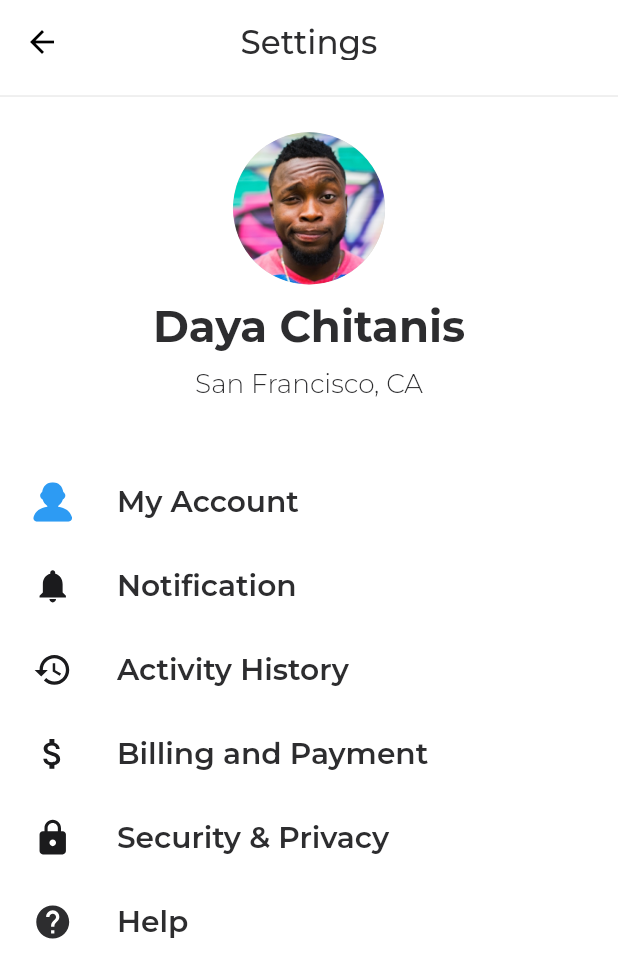
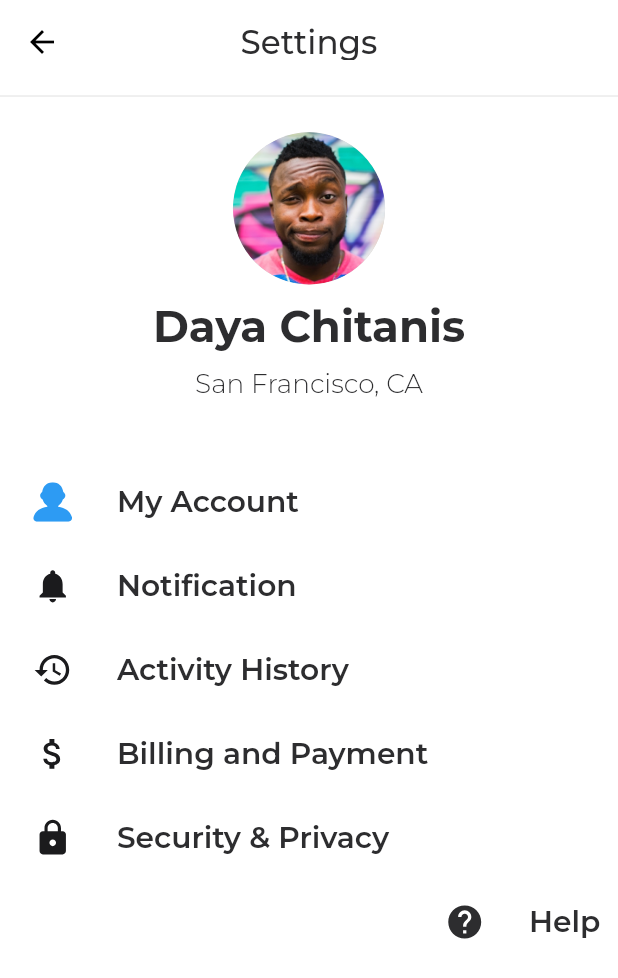
Before and after one commit to jamalshahZeepalm/TokTok-UI-App, a Flutter app: the EditProfileScreen screen opened by its route, on a phone screen of 412 x 824 dp. Shown: the top 978 px of the screen. Run offline on Flutter 3.47's test engine with Material 2 defaults, Android fonts, the light colour scheme and no system bars; our stand-ins replace animate_do, animated_splash_screen, camera, carousel_slider, dots_indicator, flutter_screenutil and 5 more; missing offline and left inert: bottom_sheet.

Commit message:
add some animtaion commit

```diff
--- a/lib/data/const.dart
+++ b/lib/data/const.dart
@@ -1,6 +1,7 @@
 import 'package:flutter/material.dart';
 import 'package:flutter_screenutil/flutter_screenutil.dart';
 import 'package:flutter_svg/svg.dart';
+import 'package:get/get.dart';
 import 'package:toktok/pages/addPostScreen/camera_screen.dart';
 import 'package:toktok/pages/chatScreen/chat_list_screen.dart';
 import 'package:toktok/pages/homeScreen/dashboard_screen.dart';
@@ -8,6 +9,7 @@ import 'package:toktok/pages/profileScreen/editProfile.dart';
 import 'package:toktok/pages/searchScreen/search_screen.dart';
 import 'package:toktok/res/app_colors.dart';
 import 'package:toktok/res/app_icons.dart';
+import 'package:toktok/routes/route_name.dart';
 
 List pagesList = [
   const DashBoardScreen(),
@@ -91,3 +93,41 @@ List<BottomNavigationBarItem> bottomNavigationBarItemsList = [
     ),
   )
 ];
+ List<Map<String, dynamic>> reUsableList = [
+    {
+      'icon': AppIcons.profileIcon,
+      'title': 'My Account',
+      'onPressed': () {
+        Get.toNamed(RouteName.kProfileScreen);
+      }
+    },
+    {
+      'icon': AppIcons.notificationsIcon,
+      'title': 'Notification',
+      'onPressed': () {
+        Get.toNamed(RouteName.kNotificationScreen);
+      }
+    },
+    {
+      'icon': AppIcons.historyIcon,
+      'title': 'Activity History',
+      'onPressed': () {}
+    },
+    {
+      'icon': AppIcons.moneyIcon,
+      'title': 'Billing and Payment',
+      'onPressed': () {
+        Get.toNamed(RouteName.kConfirmationsScreen);
+      }
+    },
+    {
+      'icon': AppIcons.lockIcon,
+      'title': 'Security & Privacy',
+      'onPressed': () {}
+    },
+    {
+      'icon': AppIcons.helpIcon,
+      'title': 'Help',
+      'onPressed': () {}
+    },
+  ];
--- /dev/null
+++ b/lib/pages/profileScreen/Widgets/reusable_listtile.dart
@@ -0,0 +1,39 @@
+
+import 'package:flutter/material.dart';
+import 'package:flutter_screenutil/flutter_screenutil.dart';
+import 'package:flutter_svg/flutter_svg.dart';
+import 'package:toktok/res/app_colors.dart';
+
+class ReUsableListTile extends StatelessWidget {
+  const ReUsableListTile(
+      {super.key,
+      required this.icon,
+      required this.title,
+      required this.onPressed});
+
+  final String icon;
+  final String title;
+  final Function() onPressed;
+
+  @override
+  Widget build(BuildContext context) {
+    final TextTheme appTextStyle = Theme.of(context).textTheme;
+    return ListTile(
+      onTap: onPressed,
+      contentPadding: EdgeInsets.symmetric(horizontal: 20.w),
+      leading: SvgPicture.asset(
+        icon,
+        color: 'My Account' == title ? AppColors.primaryColor : null,
+        width: 24.w,
+        height: 24.w,
+      ),
+      title: Text(
+        title,
+        style: appTextStyle.labelMedium!.copyWith(
+            color: AppColors.lightBlackColor,
+            fontSize: 18.sp,
+            fontWeight: FontWeight.w600),
+      ),
+    );
+  }
+}
--- a/lib/pages/profileScreen/editProfile.dart
+++ b/lib/pages/profileScreen/editProfile.dart
@@ -2,15 +2,72 @@ import 'package:flutter/material.dart';
 import 'package:flutter_screenutil/flutter_screenutil.dart';
 import 'package:flutter_svg/svg.dart';
 import 'package:get/get.dart';
+import 'package:toktok/data/const.dart';
 import 'package:toktok/models/user_model.dart';
+import 'package:toktok/pages/profileScreen/Widgets/reusable_listtile.dart';
 import 'package:toktok/res/app_assetsurl.dart';
 import 'package:toktok/res/app_colors.dart';
 import 'package:toktok/res/app_icons.dart';
 import 'package:toktok/routes/route_name.dart';
 
-class EditProfileScreen extends StatelessWidget {
+class EditProfileScreen extends StatefulWidget {
   const EditProfileScreen({super.key});
 
+  @override
+  State<EditProfileScreen> createState() => _EditProfileScreenState();
+}
+
+class _EditProfileScreenState extends State<EditProfileScreen>
+    with TickerProviderStateMixin {
+  AnimationController? _controller;
+  AnimationController? controller;
+  final GlobalKey<AnimatedListState> _listkey = GlobalKey<AnimatedListState>();
+  @override
+  void initState() {
+    super.initState();
+    WidgetsBinding.instance.addPostFrameCallback((_) {
+      addData();
+    });
+    _controller = AnimationController(
+      vsync: this,
+      duration: const Duration(milliseconds: 800),
+    );
+    controller = AnimationController(
+      vsync: this,
+      duration: const Duration(milliseconds: 800),
+    );
+
+    400.milliseconds.delay().then(
+          (value) => controller?.forward(),
+        );
+  }
+
+  @override
+  void dispose() {
+    super.dispose();
+    controller?.dispose();
+    _controller?.dispose();
+  }
+
+  List<Widget> newList = [];
+
+  void addData() {
+    Future ft = Future(() {});
+    reUsableList.forEach((var reUsableList) {
+      ft = ft.then((value) {
+        return Future.delayed(const Duration(milliseconds: 300), () {
+          newList.add(ReUsableListTile(
+              icon: reUsableList['icon'],
+              title: reUsableList['title'],
+              onPressed: reUsableList['onPressed']));
+          _listkey.currentState!.insertItem(newList.length - 1);
+        });
+      });
+    });
+  }
+
+  Tween<Offset> _offset =
+      Tween(begin: const Offset(1, 0), end: const Offset(0, 0));
   @override
   Widget build(BuildContext context) {
     final TextTheme appTextStyle = Theme.of(context).textTheme;
@@ -29,7 +86,9 @@ class EditProfileScreen extends StatelessWidget {
         children: [
           const Divider(),
           SizedBox(height: 16.h),
-          Column(
+          ScaleTransition(
+            scale: controller!,
+            child: Column(
               crossAxisAlignment: CrossAxisAlignment.center,
               children: [
                 CircleAvatar(
@@ -52,81 +111,25 @@ class EditProfileScreen extends StatelessWidget {
                 ),
               ],
             ),
+          ),
           SizedBox(
             height: 40.h,
           ),
-          ReUsableListTile(
-            icon: AppIcons.profileIcon,
-            title: 'My Account',
-            onPressed: () {
-              Get.toNamed(RouteName.kProfileScreen);
+          Expanded(
+            child: AnimatedList(
+              key: _listkey,
+              physics: const BouncingScrollPhysics(),
+              itemBuilder: (context, index, Animation<double> Animation) {
+                return SlideTransition(
+                  position: Animation.drive(_offset),
+                  child: newList[index],
+                );
               },
+              initialItemCount: newList.length,
             ),
-          ReUsableListTile(
-            icon: AppIcons.notificationsIcon,
-            title: 'Notification',
-            onPressed: () {
-              Get.toNamed(RouteName.kNotificationScreen);
-            },
-          ),
-          ReUsableListTile(
-            icon: AppIcons.historyIcon,
-            title: 'Activity History',
-            onPressed: () {},
-          ),
-          ReUsableListTile(
-            icon: AppIcons.moneyIcon,
-            title: 'Billing and Payment',
-            onPressed: () {
-              Get.toNamed(RouteName.kConfirmationsScreen);
-            },
-          ),
-          ReUsableListTile(
-            icon: AppIcons.lockIcon,
-            title: 'Security & Privacy',
-            onPressed: () {},
-          ),
-          ReUsableListTile(
-            icon: AppIcons.helpIcon,
-            title: 'Help',
-            onPressed: () {},
           ),
         ],
       ),
     );
   }
 }
-
-class ReUsableListTile extends StatelessWidget {
-  const ReUsableListTile(
-      {super.key,
-      required this.icon,
-      required this.title,
-      required this.onPressed});
-
-  final String icon;
-  final String title;
-  final Function() onPressed;
-
-  @override
-  Widget build(BuildContext context) {
-    final TextTheme appTextStyle = Theme.of(context).textTheme;
-    return ListTile(
-      onTap: onPressed,
-      contentPadding: EdgeInsets.symmetric(horizontal: 20.w),
-      leading: SvgPicture.asset(
-        icon,
-        color: 'My Account' == title ? AppColors.primaryColor : null,
-        width: 24.w,
-        height: 24.w,
-      ),
-      title: Text(
-        title,
-        style: appTextStyle.labelMedium!.copyWith(
-            color: AppColors.lightBlackColor,
-            fontSize: 18.sp,
-            fontWeight: FontWeight.w600),
-      ),
-    );
-  }
-}
```
Lines whose indentation alone changed are shown as unchanged.
